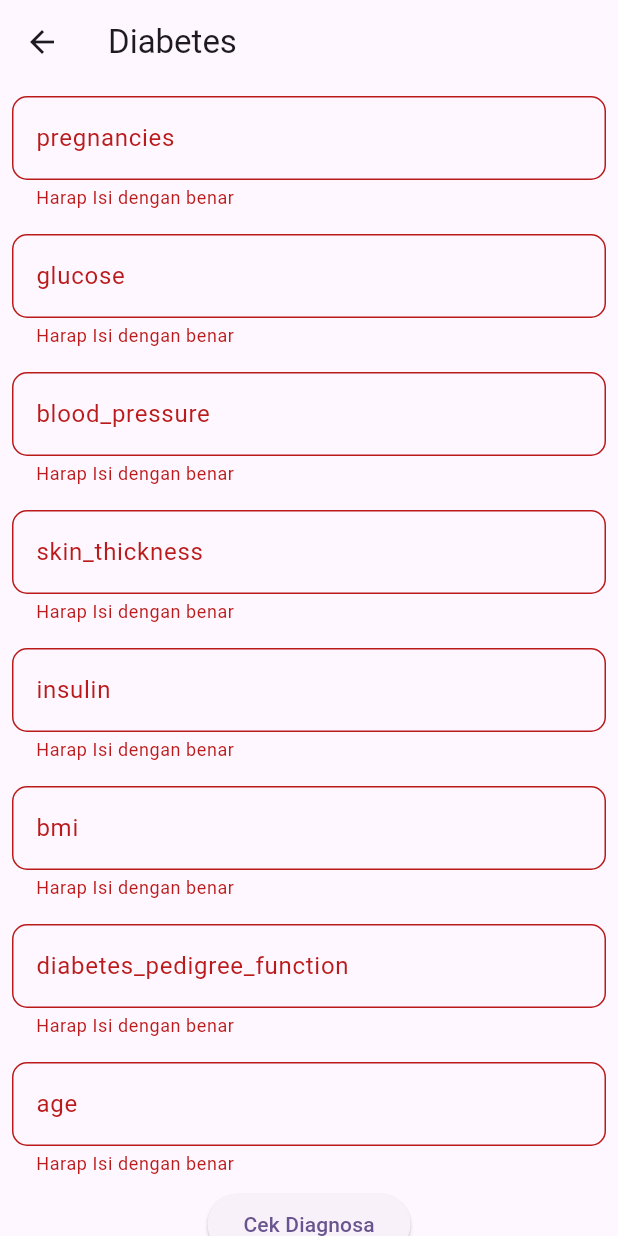
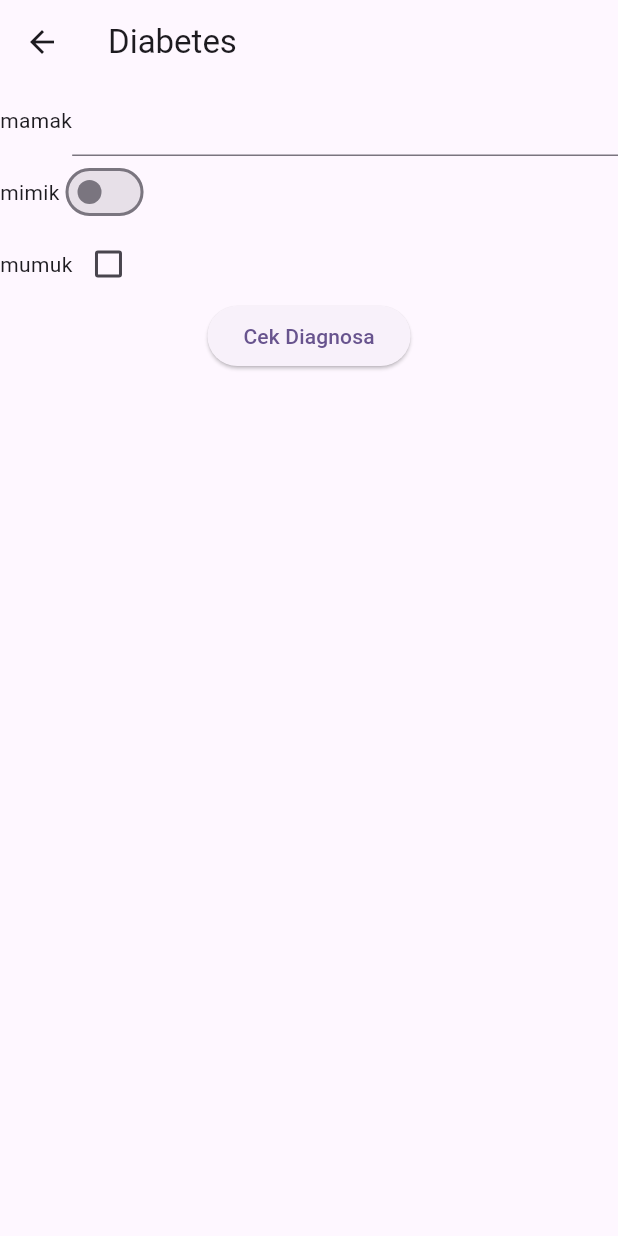
Before and after one commit to elmaleek03/diagnosa, a Flutter app: the HitungPage screen opened directly with sample values from the repository, after a tap on "Cek Diagnosa", on a phone screen of 412 x 824 dp. Run offline on Flutter 3.47's test engine with Material 3 defaults, Android fonts, the light colour scheme and no system bars; drawn by our look-alikes of loader_overlay; our stand-ins replace dio.

Commit message:
update menu and data class model

```diff
--- /dev/null
+++ b/lib/custom_input.dart
@@ -0,0 +1,67 @@
+import 'package:flutter/material.dart';
+
+enum InputType { text, switchInput, checkbox }
+
+class CustomInputWidget extends StatefulWidget {
+  final InputType type;
+  final String label;
+
+  CustomInputWidget({required this.type, required this.label, Key? key})
+      : super(key: key);
+
+  @override
+  _CustomInputWidgetState createState() => _CustomInputWidgetState();
+}
+
+class _CustomInputWidgetState extends State<CustomInputWidget> {
+  TextEditingController _controller = TextEditingController();
+  bool _switchValue = false;
+  bool _checkboxValue = false;
+
+  @override
+  Widget build(BuildContext context) {
+    switch (widget.type) {
+      case InputType.text:
+        return Row(
+          children: [
+            Text(widget.label),
+            Expanded(
+              child: TextField(
+                controller: _controller,
+              ),
+            ),
+          ],
+        );
+      case InputType.switchInput:
+        return Row(
+          children: [
+            Text(widget.label),
+            Switch(
+              value: _switchValue,
+              onChanged: (value) {
+                setState(() {
+                  _switchValue = value;
+                });
+              },
+            ),
+          ],
+        );
+      case InputType.checkbox:
+        return Row(
+          children: [
+            Text(widget.label),
+            Checkbox(
+              value: _checkboxValue,
+              onChanged: (value) {
+                setState(() {
+                  _checkboxValue = value ?? false;
+                });
+              },
+            ),
+          ],
+        );
+      default:
+        return Container();
+    }
+  }
+}
--- a/lib/data/data.dart
+++ b/lib/data/data.dart
@@ -1,26 +1,27 @@
+import 'package:diagnosa/custom_input.dart';
 import 'package:diagnosa/model/model.dart';
 
 class Data {
   static List<Menu> menuUtama = [
-    Menu(judul: 'Diabetes', endpoint: 'predict/diabetes', textInput: [
-      "pregnancies",
-      "glucose",
-      "blood_pressure",
-      "skin_thickness",
-      "insulin",
-      "bmi",
-      "diabetes_pedigree_function",
-      "age"
-    ]),
-    Menu(judul: 'Sindrom Gopud', endpoint: 'predict/diabetes', textInput: [
-      "pregnancies",
-      "glucose",
-      "blood_pressure",
-      "skin_thickness",
-      "insulin",
-      "bmi",
-      "diabetes_pedigree_function",
-      "age"
-    ]),
+    Menu(
+      judul: 'Diabetes',
+      endpoint: 'predict/diabetes',
+      customInput: [
+        CustomInputWidget(type: InputType.text, label: "mamak"),
+        CustomInputWidget(type: InputType.switchInput, label: 'mimik'),
+        CustomInputWidget(type: InputType.checkbox, label: 'mumuk'),
+        // Add more BeaCukaiCihuy objects as needed
+      ],
+    ),
+    Menu(
+      judul: 'Sindrom Gopud',
+      endpoint: 'predict/diabetes',
+      customInput: [
+        CustomInputWidget(type: InputType.text, label: "mamak"),
+        CustomInputWidget(type: InputType.switchInput, label: 'mimik'),
+        CustomInputWidget(type: InputType.checkbox, label: 'mumuk'),
+        // Add more BeaCukaiCihuy objects as needed
+      ],
+    ),
   ];
 }
--- a/lib/hitung_page.dart
+++ b/lib/hitung_page.dart
@@ -18,16 +18,16 @@ class _HitungPageState extends State<HitungPage> {
 
   @override
   Widget build(BuildContext context) {
-    final _controllers = List<TextEditingController>.generate(
-      widget.dataMenu.textInput!.length,
-      (_) => TextEditingController(),
-    );
+    // final _controllers = List<TextEditingController>.generate(
+    //   widget.dataMenu.textInput!.length,
+    //   (_) => TextEditingController(),
+    // );
     return LoaderOverlay(
       useDefaultLoading: true,
       overlayColor: Colors.black.withOpacity(0.5),
       child: Scaffold(
         appBar: AppBar(
-          title: Text(widget.dataMenu.judul!),
+          title: Text(widget.dataMenu.judul),
         ),
         body: SafeArea(
           child: SingleChildScrollView(
@@ -36,70 +36,44 @@ class _HitungPageState extends State<HitungPage> {
               child: Column(
                 children: [
                   Column(
-                    children: widget.dataMenu.textInput!.map((inputField) {
-                      int index =
-                          widget.dataMenu.textInput!.indexOf(inputField);
-                      return Container(
-                        padding: EdgeInsets.all(8.0),
-                        child: TextFormField(
-                          controller: _controllers[index],
-                          keyboardType:
-                              TextInputType.numberWithOptions(decimal: true),
-                          decoration: InputDecoration(
-                            labelText: inputField,
-                            border: OutlineInputBorder(
-                              borderRadius: BorderRadius.circular(10.0),
-                            ),
-                          ),
-                          inputFormatters: <TextInputFormatter>[
-                            FilteringTextInputFormatter.allow(
-                                RegExp(r'^\d*\.?\d*')),
-                          ],
-                          validator: (value) {
-                            if (value == null || value.isEmpty) {
-                              return 'Harap Isi dengan benar';
-                            } else if (double.tryParse(value) == null) {
-                              return 'Harap isi dengan benar';
-                            }
-                            return null;
-                          },
-                        ),
-                      );
+                    children:
+                        widget.dataMenu.customInput.map((customInputWidget) {
+                      return customInputWidget;
                     }).toList(),
                   ),
                   ElevatedButton(
                     onPressed: () async {
                       if (_formKey.currentState!.validate()) {
-                        context.loaderOverlay.show();
-                        Map<String, double> data = {};
-                        for (int i = 0;
-                            i < widget.dataMenu.textInput!.length;
-                            i++) {
-                          data['"${widget.dataMenu.textInput![i]}"'] =
-                              double.parse(_controllers[i].text);
-                        }
+                        // context.loaderOverlay.show();
+                        // Map<String, double> data = {};
+                        // for (int i = 0;
+                        //     i < widget.dataMenu.textInput!.length;
+                        //     i++) {
+                        //   data['"${widget.dataMenu.textInput![i]}"'] =
+                        //       double.parse(_controllers[i].text);
+                        // }
                         // debugPrint('Data: $data');
-                        DiabetesResponse hasil =
-                            await DiagnosaService.getResult(
-                                widget.dataMenu.endpoint!, data);
+                        // DiabetesResponse hasil =
+                        //     await DiagnosaService.getResult(
+                        //         widget.dataMenu.endpoint!, data);
                         context.loaderOverlay.hide();
-                        showDialog(
-                          context: context,
-                          builder: (BuildContext context) {
-                            return AlertDialog(
-                              title: Text('Hasil Diagnosa'),
-                              content: Text('${hasil.result}'),
-                              actions: <Widget>[
-                                TextButton(
-                                  child: Text('OK'),
-                                  onPressed: () {
-                                    Navigator.of(context).pop();
-                                  },
-                                ),
-                              ],
-                            );
-                          },
-                        );
+                        // showDialog(
+                        //   context: context,
+                        //   builder: (BuildContext context) {
+                        //     return AlertDialog(
+                        //       title: Text('Hasil Diagnosa'),
+                        //       content: Text('${hasil.result}'),
+                        //       actions: <Widget>[
+                        //         TextButton(
+                        //           child: Text('OK'),
+                        //           onPressed: () {
+                        //             Navigator.of(context).pop();
+                        //           },
+                        //         ),
+                        //       ],
+                        //     );
+                        //   },
+                        // );
                       }
                     },
                     child: Text('Cek Diagnosa'),
--- a/lib/home_page.dart
+++ b/lib/home_page.dart
@@ -1,6 +1,5 @@
 import 'package:diagnosa/data/data.dart';
 import 'package:diagnosa/hitung_page.dart';
-import 'package:diagnosa/model/model.dart';
 import 'package:flutter/material.dart';
 
 class HomePage extends StatefulWidget {
--- a/lib/model/model.dart
+++ b/lib/model/model.dart
@@ -1,3 +1,5 @@
+import 'package:diagnosa/custom_input.dart';
+
 class DiabetesResponse {
   final String? result;
   final String? status;
@@ -22,14 +24,21 @@ class DiabetesResponse {
   }
 }
 
+class BeaCukaiCihuy {
+  final List<CustomInputWidget> customInput;
+  final String judulInput;
+
+  BeaCukaiCihuy({required this.customInput, required this.judulInput});
+}
+
 class Menu {
-  final String? judul;
-  final String? endpoint;
-  final List<String>? textInput;
+  final String judul;
+  final String endpoint;
+  final List<CustomInputWidget> customInput;
 
   Menu({
-    this.judul,
-    this.endpoint,
-    this.textInput,
+    required this.judul,
+    required this.endpoint,
+    required this.customInput,
   });
 }
```
